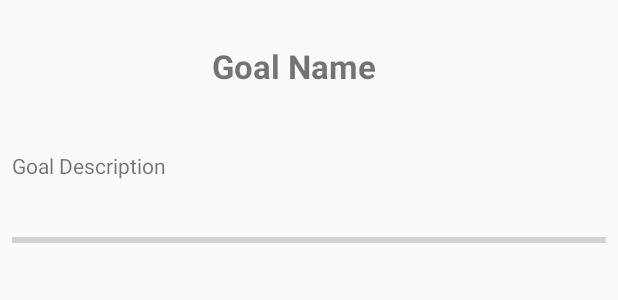
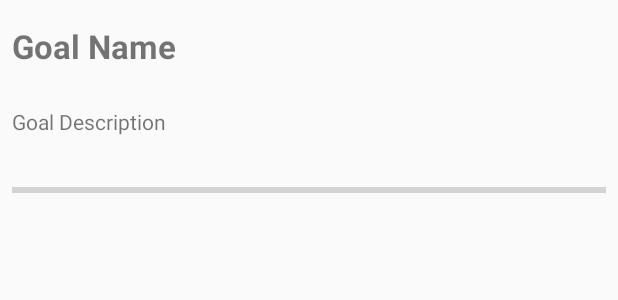
Before and after one commit to Maxsior/xsolla-hackathon-4, an Android app: the layout activity_goal.xml on its own in the app's theme, with its tools: preview values and no code run, on a phone screen of 412 x 824 dp. Shown: the top 300 px of the screen. Run offline under Robolectric (Android 15) with nearby library versions, the phone set to English and light mode, and no system bars.

Commit message:
Update goal page and add task item template

```diff
--- a/app/src/main/java/com/xsolla/hackathon4/MainActivity.kt
+++ b/app/src/main/java/com/xsolla/hackathon4/MainActivity.kt
@@ -9,6 +9,6 @@ class MainActivity : AppCompatActivity() {
 
     override fun onCreate(savedInstanceState: Bundle?) {
         super.onCreate(savedInstanceState)
-        setContentView(R.layout.activity_main)
+        setContentView(R.layout.activity_goal)
     }
 }
--- a/app/src/main/res/layout/activity_goal.xml
+++ b/app/src/main/res/layout/activity_goal.xml
@@ -10,20 +10,20 @@
             android:layout_width="wrap_content"
             android:layout_height="wrap_content" android:id="@+id/textView" app:layout_constraintTop_toTopOf="parent"
             app:layout_constraintStart_toStartOf="parent" app:layout_constraintEnd_toEndOf="parent"
-            android:layout_marginEnd="8dp" android:layout_marginTop="16dp" app:layout_constraintHorizontal_bias="0.479"
+            android:layout_marginEnd="8dp" android:layout_marginTop="16dp" app:layout_constraintHorizontal_bias="0.027"
             android:layout_marginBottom="8dp" app:layout_constraintBottom_toBottomOf="parent"
-            app:layout_constraintVertical_bias="0.017" android:textSize="22sp" android:textStyle="bold"/>
+            app:layout_constraintVertical_bias="0.0" android:textSize="22sp" android:textStyle="bold"/>
     <TextView
             android:text="Goal Description"
             android:layout_width="0dp"
             android:layout_height="27dp" android:id="@+id/textView2"
             app:layout_constraintStart_toStartOf="parent"
             android:layout_marginStart="8dp" app:layout_constraintEnd_toEndOf="parent" android:layout_marginEnd="8dp"
-            app:layout_constraintTop_toBottomOf="@+id/textView" android:layout_marginTop="40dp"
+            app:layout_constraintTop_toBottomOf="@+id/textView" android:layout_marginTop="24dp"
             app:layout_constraintHorizontal_bias="0.0" android:layout_marginBottom="8dp"
             app:layout_constraintBottom_toBottomOf="parent" app:layout_constraintVertical_bias="0.003"/>
     <ListView
-            android:layout_width="395dp"
+            android:layout_width="0dp"
             android:layout_height="400dp"
             app:layout_constraintStart_toStartOf="parent" android:layout_marginStart="8dp"
             app:layout_constraintEnd_toEndOf="parent" android:layout_marginEnd="8dp"
@@ -32,7 +32,7 @@
     <ProgressBar
             style="?android:attr/progressBarStyleHorizontal"
             android:layout_width="0dp"
-            android:layout_height="24dp"
+            android:layout_height="wrap_content"
             android:id="@+id/progressBar"
             app:layout_constraintEnd_toEndOf="parent" android:layout_marginEnd="8dp"
             app:layout_constraintStart_toStartOf="parent" android:layout_marginStart="8dp"
```
Also changed, not shown: app/src/main/res/layout/task_list_item.xml (added, +24 -0 lines).
